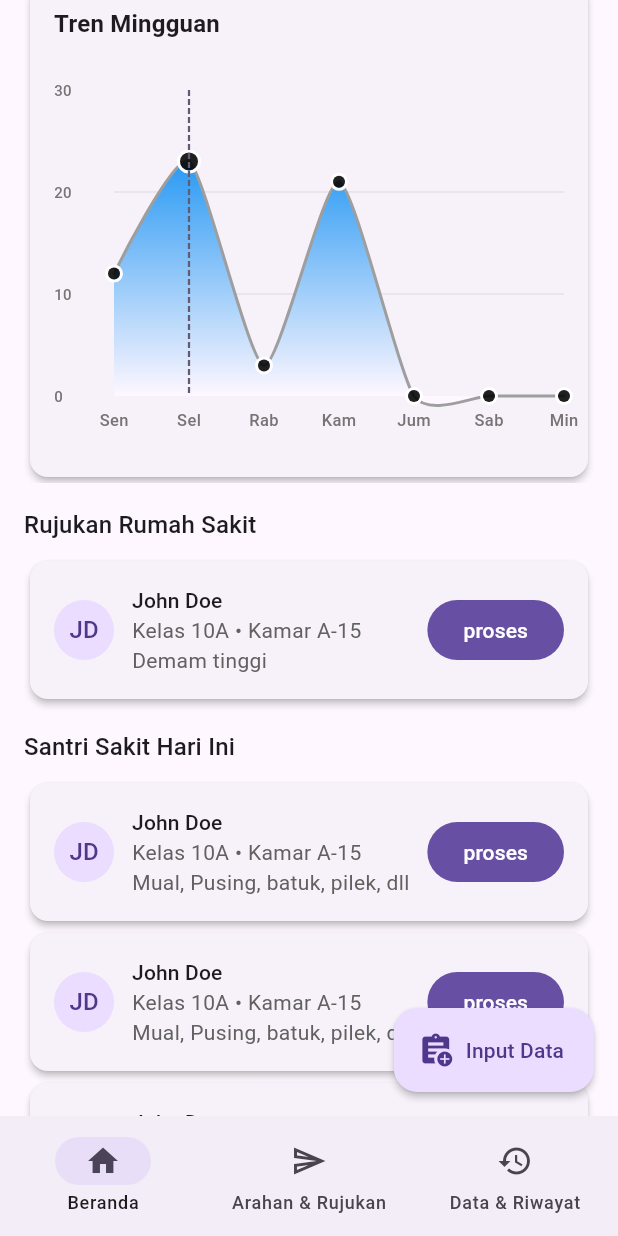
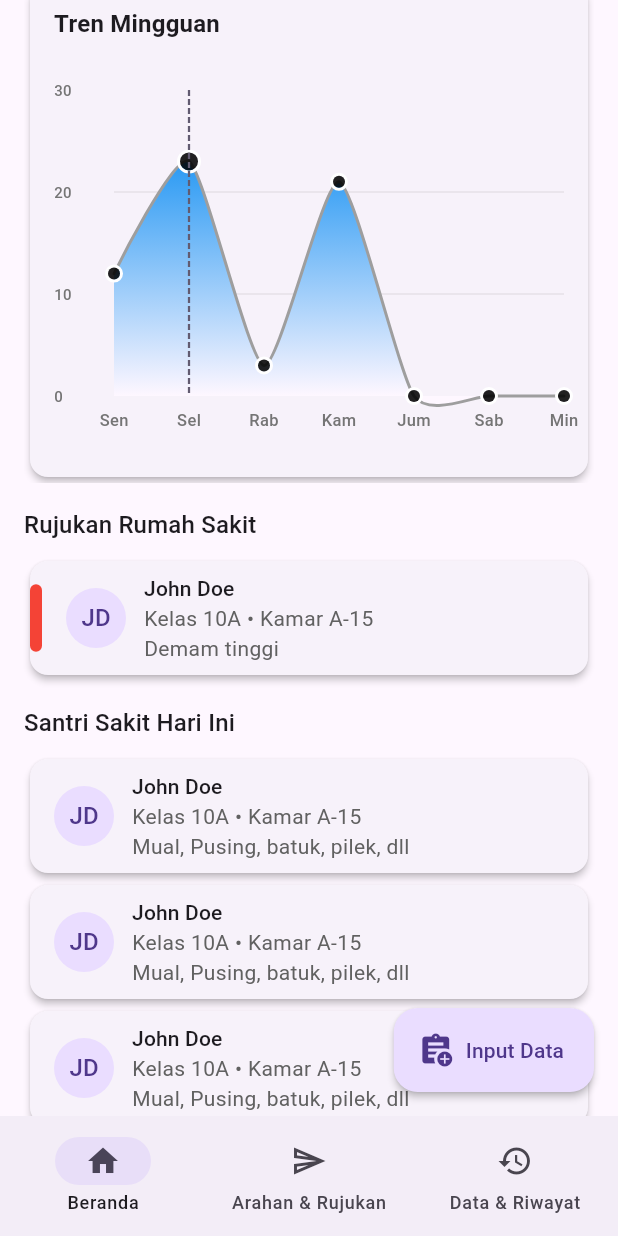
Before and after one commit to rafeefdev/afiyyah-connect, a Flutter app: the screen it shows after launch, scrolled down 576 dp, on a phone screen of 412 x 824 dp. Run offline on Flutter 3.47's test engine with Material 3 defaults, Android fonts, the phone set to English and light mode, and no system bars; drawn by our look-alikes of fl_chart; our stand-ins replace device_preview, flutter_riverpod, google_fonts, riverpod_annotation; generated files the repository leaves out were written again.

Commit message:
convert listcarditem function to a widget

```diff
--- a/lib/features/common/widgets/patientlistcard_component.dart
+++ b/lib/features/common/widgets/patientlistcard_component.dart
@@ -4,23 +4,40 @@ import 'package:afiyyah_connect/features/common/utils/extension/theme_extension.
 import 'package:afiyyah_connect/features/common/utils/get_initials.dart';
 import 'package:flutter/material.dart';
 
-Widget listCardItem(
-  BuildContext context, {
-  required Santri santri,
-  String status = 'SEGERA RUJUK',
-  bool isAlert = true,
-  Color customStatusColor = Colors.red,
-  required String info,
-}) {
+class ListCardItem extends StatelessWidget {
+  final Santri santri;
+  final bool isAlert;
+  final String info;
+
+  const ListCardItem({
+    required this.santri,
+    this.isAlert = false,
+    required this.info,
+    super.key,
+  });
+
+  @override
+  Widget build(BuildContext context) {
     String santriInitial = getInitials(santri.name);
     //TODO : implement real kelas
     String kelas = santri.kelasId;
-
     return Card(
       child: Padding(
-      padding: const EdgeInsets.all(16),
+        padding: const EdgeInsets.only(bottom: 8, right: 8, top: 8),
         child: Row(
           children: [
+            Visibility(
+              visible: isAlert,
+              child: Container(
+                width: 8,
+                height: 45,
+                decoration: BoxDecoration(
+                  color: Colors.red,
+                  borderRadius: BorderRadius.circular(20),
+                ),
+              ),
+            ),
+            const SizedBox(width: 16),
             CircleAvatar(child: Text(santriInitial)),
             SizedBox(width: AppSpacing.m),
             Column(
@@ -41,10 +58,14 @@ Widget listCardItem(
                 ),
               ],
             ),
-          Spacer(),
-          FilledButton(onPressed: () {}, child: const Text('proses')),
+            // Spacer(),
+            // FilledButton(
+            //   onPressed: () {},
+            //   child: const Text('proses'),
+            // ),
           ],
         ),
       ),
     );
   }
+}
--- a/lib/features/dashboard/dashboard_page.dart
+++ b/lib/features/dashboard/dashboard_page.dart
@@ -95,7 +95,7 @@ class _DashboardPageState extends State<DashboardPage> {
         Text('Rujukan Rumah Sakit', style: context.textTheme.titleMedium),
         SizedBox(height: AppSpacing.s),
         // TODO : generate rujukan rumah sakit list
-        listCardItem(context, santri: johnDoe, info: 'Demam tinggi'),
+        ListCardItem(santri: johnDoe, isAlert: true, info: 'Demam tinggi'),
       ],
     );
   }
@@ -109,8 +109,7 @@ class _DashboardPageState extends State<DashboardPage> {
         // TODO : generate rujukan rumah sakit list
         ...List.generate(
           3,
-          (index) => listCardItem(
-            context,
+          (index) => ListCardItem(
             santri: johnDoe,
             info: 'Mual, Pusing, batuk, pilek, dll',
           ),
```
Lines whose indentation alone changed are shown as unchanged.
